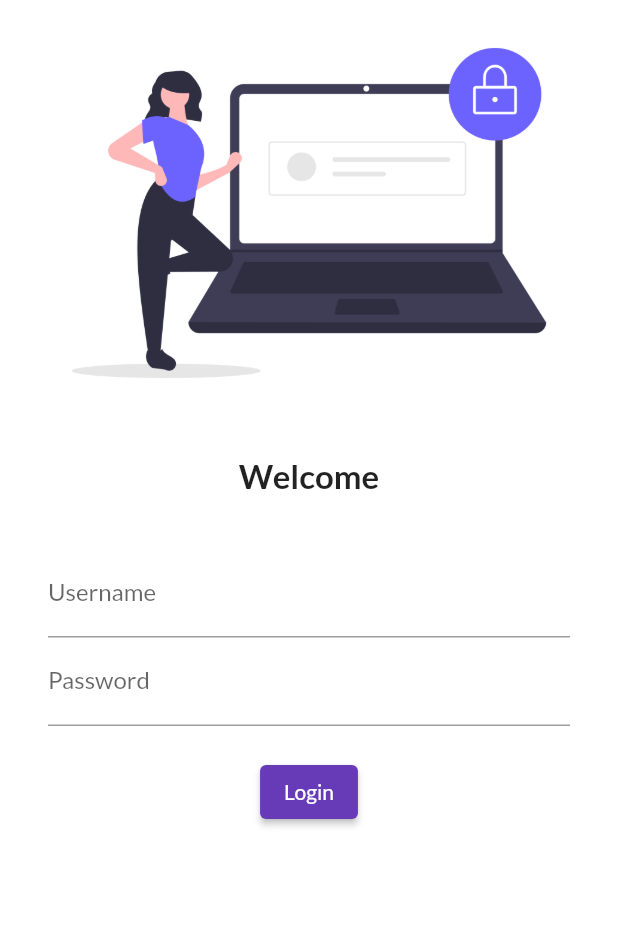
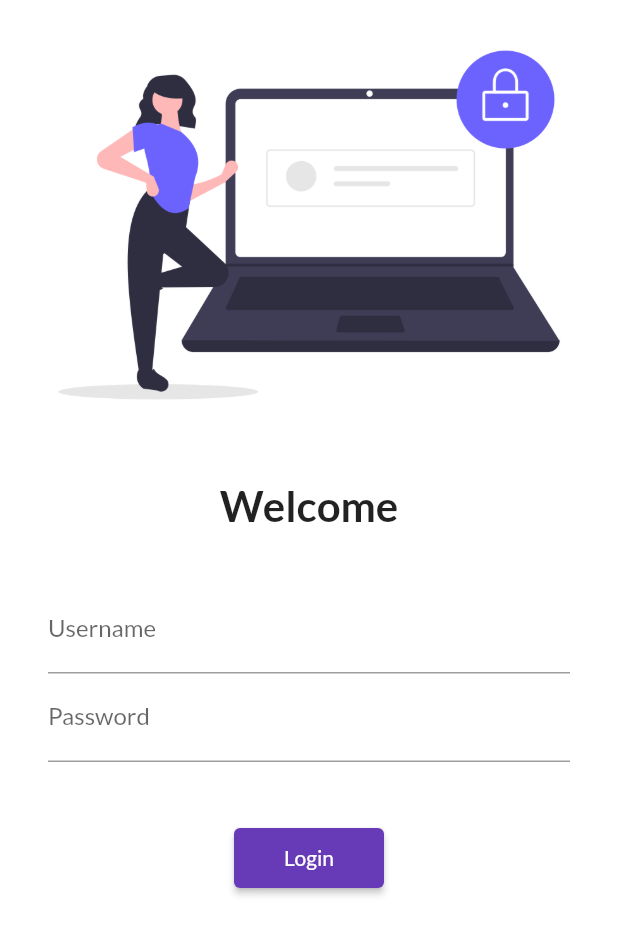
Before and after one commit to devesh1702/Flutter, a Flutter app: the screen it shows after launch, on a phone screen of 412 x 824 dp. Shown: the top 935 px of the screen. Run offline on Flutter 3.47's test engine with Material 2 defaults, Android fonts, the phone set to English and light mode, and no system bars; our stand-ins replace google_fonts.

Commit message:
day5 completed

```diff
--- a/lib/main.dart
+++ b/lib/main.dart
@@ -1,6 +1,7 @@
 import 'package:flutter/material.dart';
 import 'package:flutter_application_1/pages/home.dart';
 import 'package:flutter_application_1/pages/login_page.dart';
+import 'package:flutter_application_1/utils/routes.dart';
 import 'package:google_fonts/google_fonts.dart';
 
 void main() {
@@ -25,6 +26,7 @@ class MyApp extends StatelessWidget {
 
     return MaterialApp(
       title: 'My First App',
+      debugShowCheckedModeBanner: false,
       themeMode: ThemeMode
           .light, // just change between .light and .dark to change the color of the page
       theme: ThemeData(
@@ -37,8 +39,8 @@ class MyApp extends StatelessWidget {
       routes: {
         //it is used to point towards the page we want to visit
         '/': (context) => LoginPage(),
-        '/home': (context) => HomePage(),
-        "/login": (context) => LoginPage()
+        MyRoutes.homeRoute: (context) => HomePage(),
+        MyRoutes.loginRoute: (context) => LoginPage()
       },
     );
   }
--- a/lib/pages/login_page.dart
+++ b/lib/pages/login_page.dart
@@ -1,22 +1,25 @@
 import 'package:flutter/material.dart';
+import 'package:flutter_application_1/utils/routes.dart';
 
 class LoginPage extends StatelessWidget {
   @override
   Widget build(BuildContext context) {
     return Material(
         color: Colors.white,
-        child: Column(
+        child: SingleChildScrollView(
+            child: Column(
           children: [
             Image.asset(
               "assets/images/login_image.png",
               fit: BoxFit.cover,
+              height: 300,
             ),
             SizedBox(
               height: 20.0,
             ),
             Text(
               "Welcome",
-              style: TextStyle(fontSize: 22, fontWeight: FontWeight.bold),
+              style: TextStyle(fontSize: 28, fontWeight: FontWeight.bold),
             ),
             SizedBox(
               height: 20.0, // yeh image aur welcome ke beech me space dega
@@ -41,19 +44,19 @@ class LoginPage extends StatelessWidget {
                     ),
                   ),
                   SizedBox(
-                    height: 20.0,
+                    height: 40.0,
                   ),
                   ElevatedButton(
                     child: Text("Login"),
-                    style: TextButton.styleFrom(),
+                    style: TextButton.styleFrom(minimumSize: Size(100, 40)),
                     onPressed: () {
-                      print("Hi Devesh");
+                      Navigator.pushNamed(context, MyRoutes.homeRoute);
                     },
                   )
                 ],
               ),
             )
           ],
-        ));
+        )));
   }
 }
--- /dev/null
+++ b/lib/utils/routes.dart
@@ -0,0 +1,4 @@
+class MyRoutes{
+  static String  loginRoute = "/login";
+  static String  homeRoute = "/home";
+}
```
